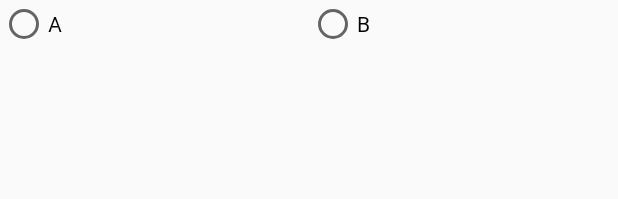
After one commit to ahs1n/HF_Visitors, an Android app: the layout dialog_tablet_id.xml on its own in the app's theme, with its tools: preview values and no code run, on a phone screen of 412 x 824 dp. The commit adds this screen. Shown: the top 199 px of the screen. Run offline under Robolectric (Android 15) with nearby library versions, the phone set to English and light mode, and no system bars.

Commit message:
minor changes

```diff
--- a/app/src/main/java/edu/aku/dmu/hf_visitors/ui/sections/SectionVisitorsActivity.java
+++ b/app/src/main/java/edu/aku/dmu/hf_visitors/ui/sections/SectionVisitorsActivity.java
@@ -74,6 +74,8 @@ public class SectionVisitorsActivity extends AppCompatActivity {
             dpr.setHf03(listingMembers.getHead());
 //            bi.hf04.setText(listingMembers.getCellNo());
             dpr.setHf04(listingMembers.getCellNo());
+            bi.fldGrpCVhf01a.setVisibility(View.GONE);
+            bi.fldGrpCVhf05.setVisibility(View.VISIBLE);
             /*TODO:
             need to set spinner
             * */
@@ -109,6 +111,7 @@ public class SectionVisitorsActivity extends AppCompatActivity {
             bi.fldGrpCVhf07.setVisibility(View.VISIBLE);
             bi.fldGrpCVhf08.setVisibility(View.VISIBLE);
             bi.fldGrpCVhf09.setVisibility(View.VISIBLE);
+            bi.hf09y.setMinvalue(18);
         }
 
 //        MainApp.dprNO++;
--- /dev/null
+++ b/app/src/main/res/layout/dialog_tablet_id.xml
@@ -0,0 +1,27 @@
+<LinearLayout xmlns:android="http://schemas.android.com/apk/res/android"
+    android:layout_width="match_parent"
+    android:layout_height="wrap_content"
+    android:orientation="vertical">
+
+    <RadioGroup
+        android:layout_width="match_parent"
+        android:layout_height="wrap_content"
+        android:orientation="horizontal">
+
+        <RadioButton
+            android:id="@+id/radioButtonA"
+            android:layout_width="0dp"
+            android:layout_height="match_parent"
+            android:layout_weight="1"
+            android:text="A" />
+
+        <RadioButton
+            android:id="@+id/radioButtonB"
+            android:layout_width="0dp"
+            android:layout_height="match_parent"
+            android:layout_weight="1"
+            android:text="B" />
+
+    </RadioGroup>
+
+</LinearLayout>
--- a/app/src/main/res/values/strings.xml
+++ b/app/src/main/res/values/strings.xml
@@ -97,6 +97,7 @@
     <string name="hf09">عمر</string>
     <string name="hf09y">سال</string>
     <string name="hf09m">مہینہ</string>
+    <string name="hf09d">دن</string>
 
     <string name='Q_hf01'>hf01</string>
     <string name='Q_hf01a'>hf01a</string>
```
Also changed, not shown: app/src/main/java/edu/aku/dmu/hf_visitors/MainActivity.java (+44 -11 lines), app/src/main/java/edu/aku/dmu/hf_visitors/models/DPR.java (+13 -0 lines), app/src/main/res/layout/activity_section_visitors.xml (+28 -5 lines).
